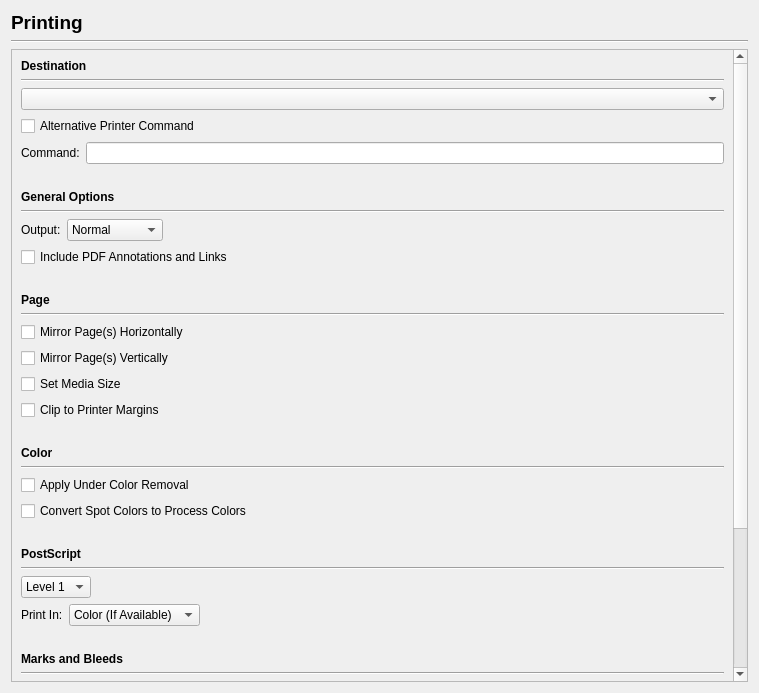
The window that scribus/ui/prefs_printerbase.ui (scribusproject/scribus) describes before a commit, drawn with Qt 5.
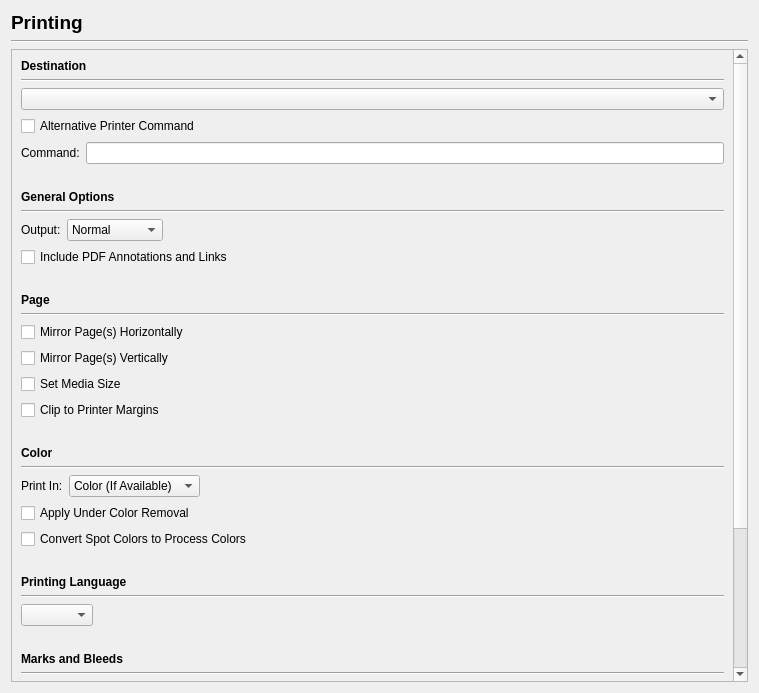
The same window after the commit. Custom widgets are drawn as their Qt base class.

Commit message: Add support for PDF-based printing on *nix systems

Diff of the .ui file:
```diff
--- a/scribus/ui/prefs_printerbase.ui
+++ b/scribus/ui/prefs_printerbase.ui
@@ -46,9 +46,9 @@
       <property name="geometry">
        <rect>
         <x>0</x>
-        <y>-146</y>
-        <width>714</width>
-        <height>931</height>
+        <y>0</y>
+        <width>722</width>
+        <height>824</height>
        </rect>
       </property>
       <layout class="QVBoxLayout" name="verticalLayout_2">
@@ -277,6 +277,44 @@
          </property>
         </widget>
        </item>
+       <item>
+        <layout class="QHBoxLayout" name="horizontalLayout_4">
+         <item>
+          <widget class="QLabel" name="label_8">
+           <property name="text">
+            <string>Print In:</string>
+           </property>
+          </widget>
+         </item>
+         <item>
+          <widget class="QComboBox" name="colorOutputModeComboBox">
+           <item>
+            <property name="text">
+             <string>Color (If Available)</string>
+            </property>
+           </item>
+           <item>
+            <property name="text">
+             <string>Grayscale</string>
+            </property>
+           </item>
+          </widget>
+         </item>
+         <item>
+          <spacer name="horizontalSpacer_2">
+           <property name="orientation">
+            <enum>Qt::Horizontal</enum>
+           </property>
+           <property name="sizeHint" stdset="0">
+            <size>
+             <width>40</width>
+             <height>20</height>
+            </size>
+           </property>
+          </spacer>
+         </item>
+        </layout>
+       </item>
        <item>
         <widget class="QCheckBox" name="applyUnderColorRemovalCheckBox">
          <property name="text">
@@ -316,7 +354,7 @@
           </font>
          </property>
          <property name="text">
-          <string>PostScript</string>
+          <string>Printing Language</string>
          </property>
         </widget>
        </item>
@@ -330,28 +368,13 @@
        <item>
         <layout class="QHBoxLayout" name="horizontalLayout_3">
          <item>
-          <widget class="QComboBox" name="postscriptLevelComboBox">
+          <widget class="PrintLanguageCombo" name="printLanguageComboBox">
            <property name="sizePolicy">
             <sizepolicy hsizetype="Preferred" vsizetype="Fixed">
              <horstretch>0</horstretch>
              <verstretch>0</verstretch>
             </sizepolicy>
            </property>
-           <item>
-            <property name="text">
-             <string>Level 1</string>
-            </property>
-           </item>
-           <item>
-            <property name="text">
-             <string>Level 2</string>
-            </property>
-           </item>
-           <item>
-            <property name="text">
-             <string>Level 3</string>
-            </property>
-           </item>
           </widget>
          </item>
          <item>
@@ -369,44 +392,6 @@
          </item>
         </layout>
        </item>
-       <item>
-        <layout class="QHBoxLayout" name="horizontalLayout_4">
-         <item>
-          <widget class="QLabel" name="label_8">
-           <property name="text">
-            <string>Print In:</string>
-           </property>
-          </widget>
-         </item>
-         <item>
-          <widget class="QComboBox" name="postscriptPrintToColorComboBox">
-           <item>
-            <property name="text">
-             <string>Color (If Available)</string>
-            </property>
-           </item>
-           <item>
-            <property name="text">
-             <string>Grayscale</string>
-            </property>
-           </item>
-          </widget>
-         </item>
-         <item>
-          <spacer name="horizontalSpacer_2">
-           <property name="orientation">
-            <enum>Qt::Horizontal</enum>
-           </property>
-           <property name="sizeHint" stdset="0">
-            <size>
-             <width>40</width>
-             <height>20</height>
-            </size>
-           </property>
-          </spacer>
-         </item>
-        </layout>
-       </item>
        <item>
         <spacer name="verticalSpacer_4">
          <property name="orientation">
@@ -600,6 +585,11 @@
    <header location="global">ui/newmarginwidget.h</header>
    <container>1</container>
   </customwidget>
+  <customwidget>
+   <class>PrintLanguageCombo</class>
+   <extends>QComboBox</extends>
+   <header>ui/printlanguagecombo.h</header>
+  </customwidget>
  </customwidgets>
  <tabstops>
   <tabstop>scrollArea</tabstop>
```
Left out of the diff: 4 changed lines with no effect on the pictures. The commit also changes 57 other files.
